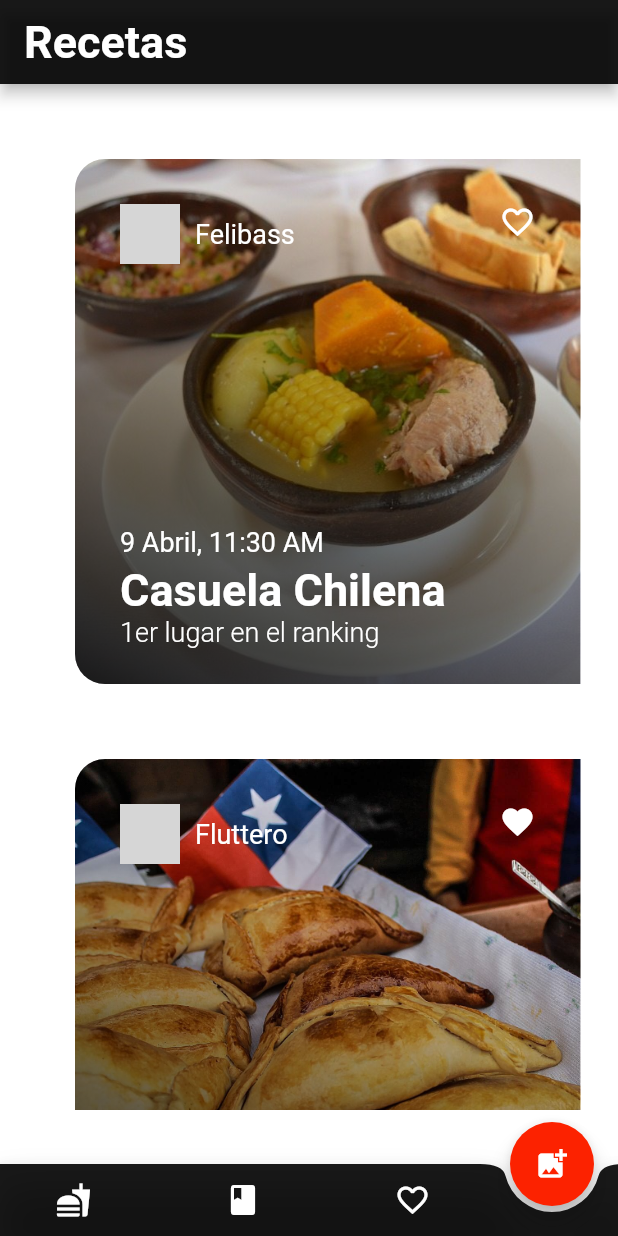
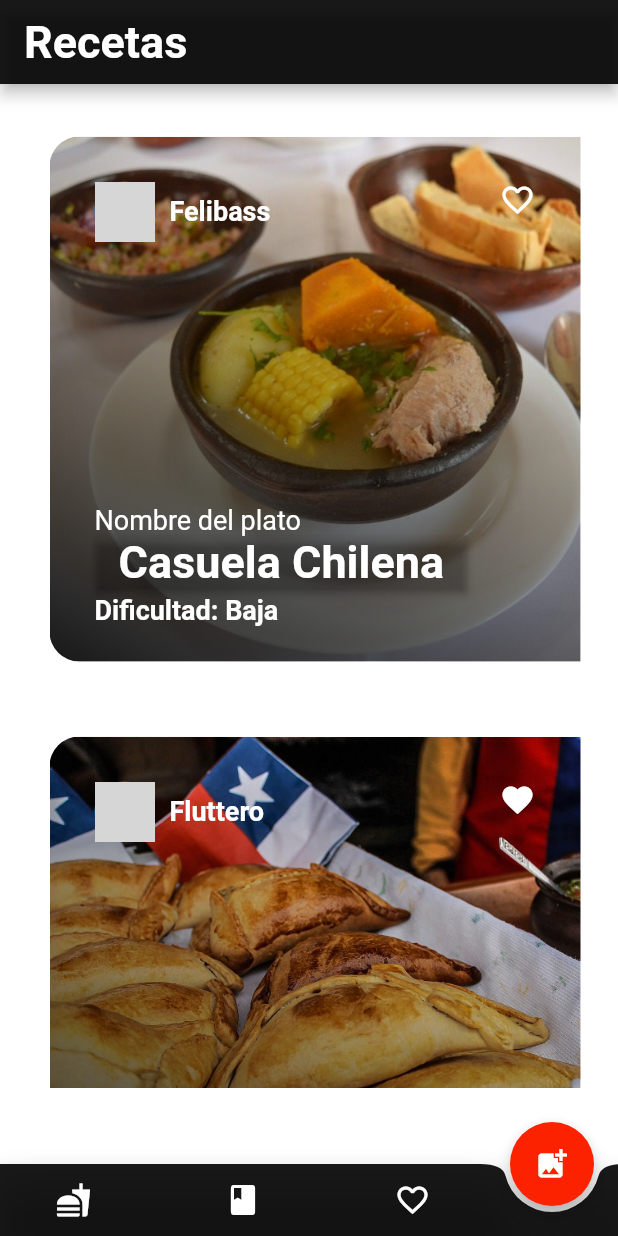
Before and after one commit to felibassx/tarjeta_comidas_demo, a Flutter app: the screen it shows after launch, on a phone screen of 412 x 824 dp. Run offline on Flutter 3.47's test engine with Material 2 defaults, Android fonts, the phone set to English and light mode, and no system bars; network calls fail; grey boxes are pictures that could not be loaded.

Commit message:
mejoras 06042020

```diff
--- a/lib/src/pages/home_page.dart
+++ b/lib/src/pages/home_page.dart
@@ -11,8 +11,6 @@ class HomePage extends StatefulWidget {
 class _HomePageState extends State<HomePage> {
   @override
   Widget build(BuildContext context) {
-    // Size sizeScreen = MediaQuery.of(context).size;
-
     return SafeArea(
       child: Scaffold(
         backgroundColor: Colors.white,
@@ -22,45 +20,27 @@ class _HomePageState extends State<HomePage> {
           title: Text(
             'Recetas',
             style: TextStyle(
-                  fontWeight: FontWeight.bold,
-                  color: Colors.white,
-                  fontSize: 30),
+                fontWeight: FontWeight.bold, color: Colors.white, fontSize: 30),
             textAlign: TextAlign.center,
           ),
         ),
-        body: SingleChildScrollView(
-          child: Column(
-            children: <Widget>[
-              // Padding(
-              //   padding: EdgeInsets.only(top: 30.0, left: 25.0, right: 25.0),
-              //   child: Row(
-              //     mainAxisAlignment: MainAxisAlignment.spaceBetween,
-              //     mainAxisSize: MainAxisSize.max,
-              //     children: <Widget>[
-              //       Text(
-              //         'Recetas',
-              //         style: TextStyle(
-              //             fontWeight: FontWeight.bold,
-              //             color: Color.fromRGBO(44, 44, 44, 1.0),
-              //             fontSize: 30),
-              //       ),
-              //       Icon(
-              //         Icons.calendar_today,
-              //         color: Color.fromRGBO(202, 36, 10, 1.0),
-              //       )
-              //     ],
-              //   ),
-              // ),
-              CardWidget(),
-            ],
+        body: CardWidget(),
+        floatingActionButtonLocation: FloatingActionButtonLocation.endDocked,
+        floatingActionButton: _createActionButton(),
+        bottomNavigationBar: _createAppBar(),
       ),
-        ),
-        floatingActionButtonLocation: FloatingActionButtonLocation.endDocked,
-        floatingActionButton: FloatingActionButton(
+    );
+  }
+
+  Widget _createActionButton() {
+    return FloatingActionButton(
         backgroundColor: Color.fromRGBO(252, 34, 0, 1.0),
         child: Icon(Icons.add_photo_alternate, color: Colors.white),
-            onPressed: () {}),
-        bottomNavigationBar: BottomAppBar(
+        onPressed: () {});
+  }
+
+  Widget _createAppBar() {
+    return BottomAppBar(
       color: Color.fromRGBO(0, 0, 0, 0.9),
       shape: CircularNotchedRectangle(),
       notchMargin: 4.0,
@@ -78,9 +58,7 @@ class _HomePageState extends State<HomePage> {
             width: 65,
           ),
           IconButton(
-                  icon: Icon(Icons.book),
-                  color: Colors.white,
-                  onPressed: () {}),
+              icon: Icon(Icons.book), color: Colors.white, onPressed: () {}),
           SizedBox(
             width: 65,
           ),
@@ -90,8 +68,6 @@ class _HomePageState extends State<HomePage> {
               onPressed: () {}),
         ],
       ),
-        ),
-      ),
     );
   }
 }
--- a/lib/src/widgets/card_widget.dart
+++ b/lib/src/widgets/card_widget.dart
@@ -17,25 +17,17 @@ class _CardWidgetState extends State<CardWidget> {
 
   List<String> users = ["Felibass", "Fluttero", "Dartero"];
   List<String> status = ["unlike", "like", "like"];
-  List<String> uppertitles = [
-    "9 Abril, 11:30 AM",
-    "10 Abril, 1:00 PM",
-    "13 Abril, 1:00 PM"
-  ];
   List<String> titles = ["Casuela Chilena", "Empanadas de Pino", "Humitas"];
-  List<String> subtitles = [
-    "1er lugar en el ranking",
-    "4to lugar en el ranking",
-    "3er lugar en el ranking"
-  ];
+  List<String> subtitles = ["Baja", "Alta", "Media"];
   // data de ejemplo
 
+  // Solo a modo de ejemplo, se crea la lista de tarjetas
   List<Widget> menu() {
     List<Widget> menuList = new List();
 
     for (int i = 0; i < 3; i++) {
       var menuItem = myCard('https://i.pravatar.cc/400', images[i], users[i],
-          status[i], uppertitles[i], titles[i], subtitles[i]);
+          status[i], titles[i], subtitles[i]);
 
       menuList.add(menuItem);
     }
@@ -44,8 +36,7 @@ class _CardWidgetState extends State<CardWidget> {
   }
 
   Widget myCard(String avatarImg, String image, String user, String status,
-      String uppertitle, String title, String subtitle) {
-
+      String title, String subtitle) {
     return Padding(
       padding: EdgeInsets.symmetric(vertical: 25),
       child: Container(
@@ -90,7 +81,10 @@ class _CardWidgetState extends State<CardWidget> {
                     padding: EdgeInsets.only(left: 10.0),
                     child: Text(
                       user,
-                      style: TextStyle(color: Colors.white, fontSize: 18),
+                      style: TextStyle(
+                          color: Colors.white,
+                          fontSize: 18,
+                          fontWeight: FontWeight.bold),
                     ),
                   ),
                 ],
@@ -108,13 +102,16 @@ class _CardWidgetState extends State<CardWidget> {
               top: 245.0,
               left: 30.0,
               child: Text(
-                uppertitle,
+                'Nombre del plato',
                 style: TextStyle(color: Colors.white, fontSize: 18),
               ),
             ),
             Positioned(
-              top: 270.0,
+              top: 260.0,
               left: 30.0,
+              child: ButtonTheme(
+                buttonColor: Colors.transparent,
+                child: RaisedButton(
                     child: Text(
                       title,
                       style: TextStyle(
@@ -123,16 +120,18 @@ class _CardWidgetState extends State<CardWidget> {
                         color: Colors.white,
                       ),
                     ),
+                    onPressed: () {}),
+              ),
             ),
             Positioned(
               top: 305.0,
               left: 30.0,
               child: Text(
-                subtitle,
+                'Dificultad: ' + subtitle,
                 style: TextStyle(
                     color: Colors.white,
                     fontSize: 18.0,
-                    fontWeight: FontWeight.w300),
+                    fontWeight: FontWeight.bold),
               ),
             ),
           ],
@@ -145,13 +144,16 @@ class _CardWidgetState extends State<CardWidget> {
   Widget build(BuildContext context) {
     Size sizeScreen = MediaQuery.of(context).size;
 
-    return SizedBox(
+    return SingleChildScrollView(
+      child: Column(
+        children: <Widget>[
+          SizedBox(
             child: Padding(
               padding: EdgeInsets.only(left: 25.0, right: 25),
               child: Stack(
                 children: <Widget>[
                   Padding(
-                padding: EdgeInsets.only(top: 25, left: 25),
+                      padding: EdgeInsets.only(top: 10, left: 8),
                       child: Container(
                         height: sizeScreen.height * 0.80,
                         child: ListView(
@@ -162,6 +164,9 @@ class _CardWidgetState extends State<CardWidget> {
                 ],
               ),
             ),
+          ),
+        ],
+      ),
     );
   }
 }
```
Lines whose indentation alone changed are shown as unchanged.
